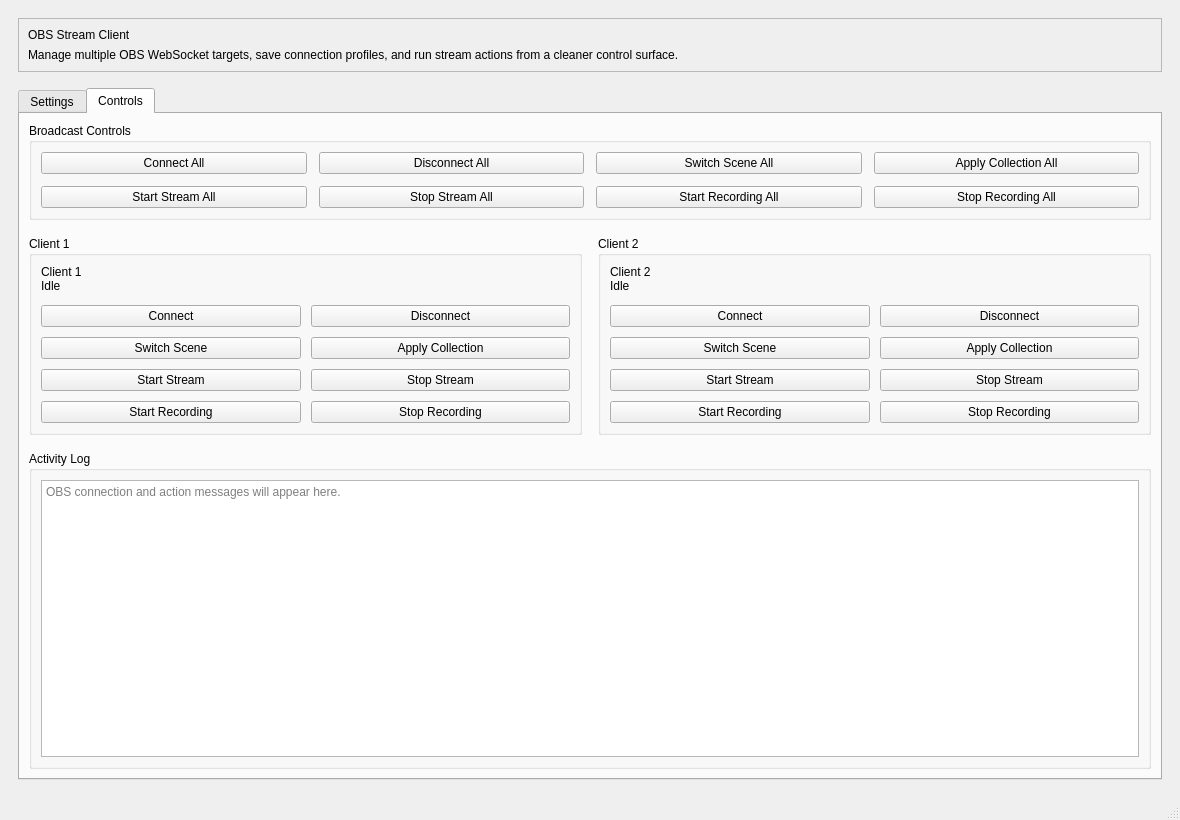
Before: the Qt Designer form mainwindow.ui in charlescookey/OBS_StreamClient, drawn with Qt 5.
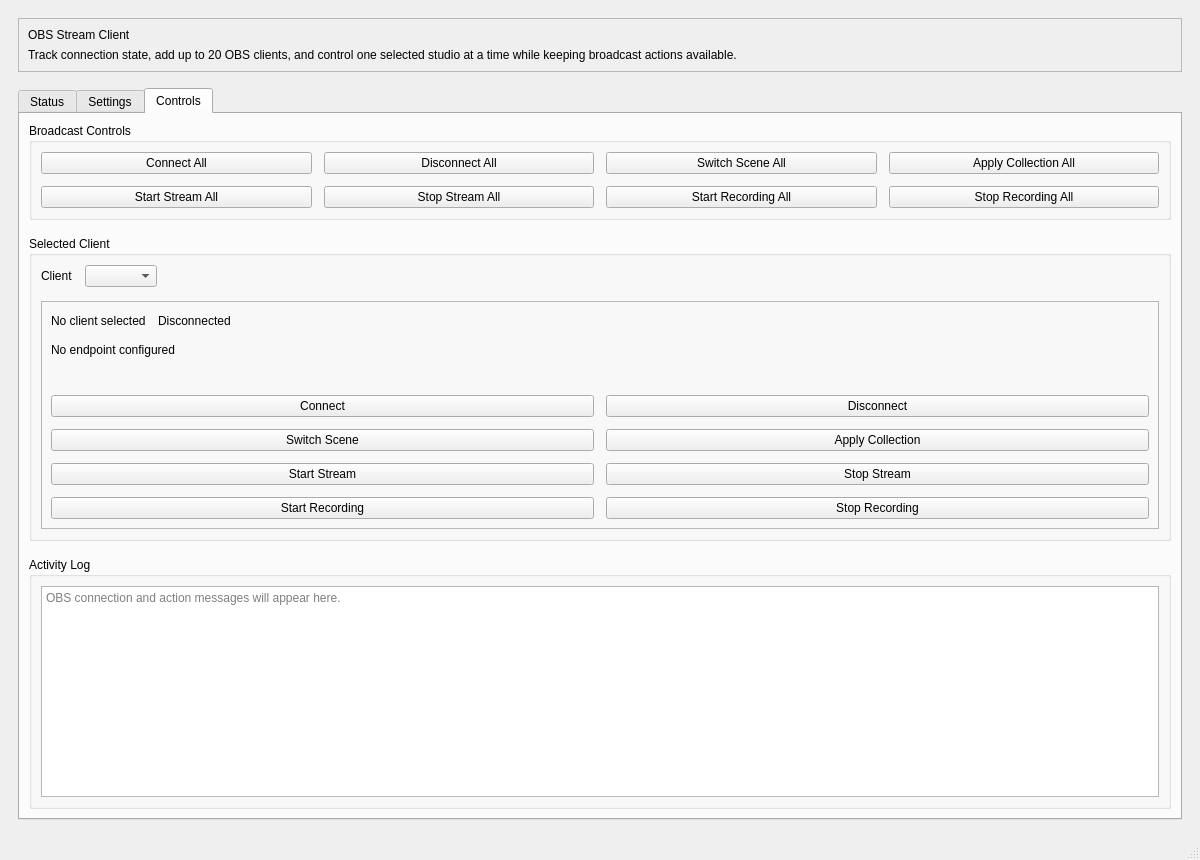
After: the same form once the commit is applied. The open tabs and pages were chosen to show the change.

Commit message: fix dropdown visibility, function to collect scene list from OBS added

Diff of the .ui file:
```diff
--- a/mainwindow.ui
+++ b/mainwindow.ui
@@ -6,8 +6,8 @@
    <rect>
     <x>0</x>
     <y>0</y>
-    <width>1180</width>
-    <height>820</height>
+    <width>1200</width>
+    <height>860</height>
    </rect>
   </property>
   <property name="windowTitle">
@@ -49,7 +49,7 @@
        <item>
         <widget class="QLabel" name="heroSubtitleLabel">
          <property name="text">
-          <string>Manage multiple OBS WebSocket targets, save connection profiles, and run stream actions from a cleaner control surface.</string>
+          <string>Track connection state, add up to 20 OBS clients, and control one selected studio at a time while keeping broadcast actions available.</string>
          </property>
           <property name="wordWrap">
            <bool>true</bool>
@@ -64,9 +64,9 @@
       <property name="currentIndex">
        <number>0</number>
       </property>
-      <widget class="QWidget" name="settingsTab">
+      <widget class="QWidget" name="statusTab">
        <attribute name="title">
-        <string>Settings</string>
+        <string>Status</string>
        </attribute>
        <layout class="QVBoxLayout" name="verticalLayout_3">
         <property name="spacing">
@@ -77,14 +77,161 @@
           <property name="title">
            <string>OBS Client Profiles</string>
           </property>
+          <layout class="QVBoxLayout" name="verticalLayout_4">
+           <property name="spacing">
+            <number>12</number>
+           </property>
+           <item>
+            <widget class="QLabel" name="statusHintLabel">
+             <property name="text">
+              <string>Select a client in the list, then use the buttons below to connect or disconnect it. Green means connected, red means not connected.</string>
+             </property>
+             <property name="wordWrap">
+              <bool>true</bool>
+             </property>
+            </widget>
+           </item>
+           <item>
+            <widget class="QTableWidget" name="statusTable">
+             <property name="columnCount">
+              <number>3</number>
+             </property>
+             <property name="rowCount">
+              <number>0</number>
+             </property>
+             <property name="selectionBehavior">
+              <enum>QAbstractItemView::SelectRows</enum>
+             </property>
+             <property name="selectionMode">
+              <enum>QAbstractItemView::SingleSelection</enum>
+             </property>
+             <property name="editTriggers">
+              <set>QAbstractItemView::NoEditTriggers</set>
+             </property>
+             <property name="alternatingRowColors">
+              <bool>false</bool>
+             </property>
+             <column>
+              <property name="text">
+               <string>Client</string>
+              </property>
+             </column>
+             <column>
+              <property name="text">
+               <string>Endpoint</string>
+              </property>
+             </column>
+             <column>
+              <property name="text">
+               <string>Status</string>
+              </property>
+             </column>
+            </widget>
+           </item>
+           <item>
           <layout class="QHBoxLayout" name="horizontalLayout">
            <property name="spacing">
+              <number>12</number>
+             </property>
+             <item>
+              <widget class="QPushButton" name="connectSelectedStatusButton">
+               <property name="text">
+                <string>Connect Selected</string>
+               </property>
+              </widget>
+             </item>
+             <item>
+              <widget class="QPushButton" name="disconnectSelectedStatusButton">
+               <property name="text">
+                <string>Disconnect Selected</string>
+               </property>
+              </widget>
+             </item>
+             <item>
+              <spacer name="horizontalSpacer">
+               <property name="orientation">
+                <enum>Qt::Horizontal</enum>
+               </property>
+               <property name="sizeHint" stdset="0">
+                <size>
+                 <width>40</width>
+                 <height>20</height>
+                </size>
+               </property>
+              </spacer>
+             </item>
+            </layout>
+           </item>
+          </layout>
+         </widget>
+        </item>
+       </layout>
+      </widget>
+      <widget class="QWidget" name="settingsTab">
+       <attribute name="title">
+        <string>Settings</string>
+       </attribute>
+       <layout class="QVBoxLayout" name="verticalLayout_5">
+        <property name="spacing">
             <number>16</number>
            </property>
            <item>
             <widget class="QGroupBox" name="client1SettingsGroup">
              <property name="title">
-              <string>Client 1</string>
+           <string>Client Profile</string>
+          </property>
+          <layout class="QVBoxLayout" name="verticalLayout_6">
+           <property name="spacing">
+            <number>14</number>
+           </property>
+           <item>
+            <layout class="QHBoxLayout" name="horizontalLayout_2">
+             <property name="spacing">
+              <number>12</number>
+             </property>
+             <item>
+              <widget class="QLabel" name="settingsClientSelectorLabel">
+               <property name="text">
+                <string>Editing</string>
+               </property>
+              </widget>
+             </item>
+             <item>
+              <widget class="QComboBox" name="settingsClientSelector"/>
+             </item>
+             <item>
+              <widget class="QPushButton" name="addClientButton">
+               <property name="text">
+                <string>New Client</string>
+               </property>
+              </widget>
+             </item>
+             <item>
+              <widget class="QLabel" name="clientLimitLabel">
+               <property name="text">
+                <string>0 / 20 client slots used</string>
+               </property>
+              </widget>
+             </item>
+             <item>
+              <spacer name="horizontalSpacer_2">
+               <property name="orientation">
+                <enum>Qt::Horizontal</enum>
+               </property>
+               <property name="sizeHint" stdset="0">
+                <size>
+                 <width>40</width>
+                 <height>20</height>
+                </size>
+               </property>
+              </spacer>
+             </item>
+            </layout>
+           </item>
+           <item>
+            <widget class="QFrame" name="settingsCardFrame">
+             <property name="frameShape">
+              <enum>QFrame::StyledPanel</enum>
              </property>
              <layout class="QFormLayout" name="formLayout">
               <property name="labelAlignment">
@@ -143,81 +290,7 @@
                </widget>
               </item>
               <item row="3" column="1">
-               <widget class="QLineEdit" name="client1PasswordEdit">
-                <property name="echoMode">
-                 <enum>QLineEdit::Password</enum>
-                </property>
-                <property name="placeholderText">
-                 <string>OBS websocket password</string>
-                </property>
-               </widget>
-              </item>
-             </layout>
-            </widget>
-           </item>
-           <item>
-            <widget class="QGroupBox" name="client2SettingsGroup">
-             <property name="title">
-              <string>Client 2</string>
-             </property>
-             <layout class="QFormLayout" name="formLayout_2">
-              <property name="labelAlignment">
-               <set>Qt::AlignRight|Qt::AlignTrailing|Qt::AlignVCenter</set>
-              </property>
-              <item row="0" column="0">
-               <widget class="QLabel" name="label_5">
-                <property name="text">
-                 <string>Name</string>
-                </property>
-               </widget>
-              </item>
-              <item row="0" column="1">
-               <widget class="QLineEdit" name="client2NameEdit">
-                <property name="placeholderText">
-                 <string>Backup Studio</string>
-                </property>
-               </widget>
-              </item>
-              <item row="1" column="0">
-               <widget class="QLabel" name="label_6">
-                <property name="text">
-                 <string>Host / URL</string>
-                </property>
-               </widget>
-              </item>
-              <item row="1" column="1">
-               <widget class="QLineEdit" name="client2HostEdit">
-                <property name="placeholderText">
-                 <string>192.168.1.20 or ws://192.168.1.20</string>
-                </property>
-               </widget>
-              </item>
-              <item row="2" column="0">
-               <widget class="QLabel" name="label_7">
-                <property name="text">
-                 <string>Port</string>
-                </property>
-               </widget>
-              </item>
-              <item row="2" column="1">
-               <widget class="QSpinBox" name="client2PortSpinBox">
-                <property name="maximum">
-                 <number>65535</number>
-                </property>
-                <property name="value">
-                 <number>4455</number>
-                </property>
-               </widget>
-              </item>
-              <item row="3" column="0">
-               <widget class="QLabel" name="label_8">
-                <property name="text">
-                 <string>Password</string>
-                </property>
-               </widget>
-              </item>
-              <item row="3" column="1">
-               <widget class="QLineEdit" name="client2PasswordEdit">
+               <widget class="QLineEdit" name="clientPasswordEdit">
                 <property name="echoMode">
                  <enum>QLineEdit::Password</enum>
                 </property>
@@ -273,9 +346,9 @@
          </widget>
         </item>
         <item>
-         <layout class="QHBoxLayout" name="horizontalLayout_2">
+         <layout class="QHBoxLayout" name="horizontalLayout_3">
           <item>
-           <spacer name="horizontalSpacer">
+           <spacer name="horizontalSpacer_3">
             <property name="orientation">
              <enum>Qt::Horizontal</enum>
             </property>
@@ -302,7 +375,7 @@
        <attribute name="title">
         <string>Controls</string>
        </attribute>
-       <layout class="QVBoxLayout" name="verticalLayout_4">
+       <layout class="QVBoxLayout" name="verticalLayout_7">
         <property name="spacing">
          <number>16</number>
         </property>
@@ -378,27 +451,101 @@
          </widget>
         </item>
         <item>
-         <layout class="QHBoxLayout" name="horizontalLayout_3">
-          <property name="spacing">
-           <number>16</number>
-          </property>
-          <item>
-           <widget class="QGroupBox" name="client1ControlsGroup">
+         <widget class="QGroupBox" name="singleClientControlsGroup">
             <property name="title">
-             <string>Client 1</string>
-            </property>
-            <layout class="QVBoxLayout" name="verticalLayout_5">
+           <string>Selected Client</string>
+          </property>
+          <layout class="QVBoxLayout" name="verticalLayout_8">
              <property name="spacing">
+            <number>14</number>
+           </property>
+           <item>
+            <layout class="QHBoxLayout" name="horizontalLayout_4">
+             <property name="spacing">
               <number>12</number>
              </property>
              <item>
-              <widget class="QLabel" name="client1StatusLabel">
+              <widget class="QLabel" name="label_7">
                <property name="text">
-                <string>Client 1
-Idle</string>
+                <string>Client</string>
                </property>
-               <property name="alignment">
-                <set>Qt::AlignLeading|Qt::AlignLeft|Qt::AlignTop</set>
+              </widget>
+             </item>
+             <item>
+              <widget class="QComboBox" name="controlsClientSelector"/>
+             </item>
+             <item>
+              <spacer name="horizontalSpacer_4">
+               <property name="orientation">
+                <enum>Qt::Horizontal</enum>
+               </property>
+               <property name="sizeHint" stdset="0">
+                <size>
+                 <width>40</width>
+                 <height>20</height>
+                </size>
+               </property>
+              </spacer>
+             </item>
+            </layout>
+           </item>
+           <item>
+            <widget class="QFrame" name="controlCardFrame">
+             <property name="frameShape">
+              <enum>QFrame::StyledPanel</enum>
+             </property>
+             <layout class="QVBoxLayout" name="verticalLayout_9">
+              <property name="spacing">
+               <number>12</number>
+              </property>
+              <item>
+               <layout class="QHBoxLayout" name="horizontalLayout_5">
+                <property name="spacing">
+                 <number>12</number>
+                </property>
+                <item>
+                 <widget class="QLabel" name="controlClientNameLabel">
+                  <property name="text">
+                   <string>No client selected</string>
+                  </property>
+                 </widget>
+                </item>
+                <item>
+                 <widget class="QLabel" name="controlStatusBadge">
+                  <property name="text">
+                   <string>Disconnected</string>
+                  </property>
+                 </widget>
+                </item>
+                <item>
+                 <spacer name="horizontalSpacer_5">
+                  <property name="orientation">
+                   <enum>Qt::Horizontal</enum>
+                  </property>
+                  <property name="sizeHint" stdset="0">
+                   <size>
+                    <width>40</width>
+                    <height>20</height>
+                   </size>
+                  </property>
+                 </spacer>
+                </item>
+               </layout>
+              </item>
+              <item>
+               <widget class="QLabel" name="controlEndpointLabel">
+                <property name="text">
+                 <string>No endpoint configured</string>
+                </property>
+                <property name="wordWrap">
+                 <bool>true</bool>
+                </property>
+               </widget>
+              </item>
+              <item>
+               <widget class="QLabel" name="controlDetailLabel">
+                <property name="text">
+                 <string/>
                </property>
                <property name="wordWrap">
                 <bool>true</bool>
@@ -408,154 +555,62 @@
              <item>
               <layout class="QGridLayout" name="gridLayout_2">
                <property name="horizontalSpacing">
-                <number>10</number>
+                 <number>12</number>
                </property>
                <property name="verticalSpacing">
-                <number>10</number>
-               </property>
-               <item row="0" column="0">
-                <widget class="QPushButton" name="client1ConnectButton">
-                 <property name="text">
-                  <string>Connect</string>
-                 </property>
-                </widget>
-               </item>
-               <item row="0" column="1">
-                <widget class="QPushButton" name="client1DisconnectButton">
-                 <property name="text">
-                  <string>Disconnect</string>
-                 </property>
-                </widget>
-               </item>
-               <item row="1" column="0">
-                <widget class="QPushButton" name="client1SceneButton">
-                 <property name="text">
-                  <string>Switch Scene</string>
-                 </property>
-                </widget>
-               </item>
-               <item row="1" column="1">
-                <widget class="QPushButton" name="client1SceneCollectionButton">
-                 <property name="text">
-                  <string>Apply Collection</string>
-                 </property>
-                </widget>
-               </item>
-               <item row="2" column="0">
-                <widget class="QPushButton" name="client1StartStreamButton">
-                 <property name="text">
-                  <string>Start Stream</string>
-                 </property>
-                </widget>
-               </item>
-               <item row="2" column="1">
-                <widget class="QPushButton" name="client1StopStreamButton">
-                 <property name="text">
-                  <string>Stop Stream</string>
-                 </property>
-                </widget>
-               </item>
-               <item row="3" column="0">
-                <widget class="QPushButton" name="client1StartRecordingButton">
-                 <property name="text">
-                  <string>Start Recording</string>
-                 </property>
-                </widget>
-               </item>
-               <item row="3" column="1">
-                <widget class="QPushButton" name="client1StopRecordingButton">
-                 <property name="text">
-                  <string>Stop Recording</string>
-                 </property>
-                </widget>
-               </item>
-              </layout>
-             </item>
-            </layout>
-           </widget>
-          </item>
-          <item>
-           <widget class="QGroupBox" name="client2ControlsGroup">
-            <property name="title">
-             <string>Client 2</string>
-            </property>
-            <layout class="QVBoxLayout" name="verticalLayout_6">
-             <property name="spacing">
               <number>12</number>
              </property>
-             <item>
-              <widget class="QLabel" name="client2StatusLabel">
-               <property name="text">
-                <string>Client 2
-Idle</string>
-               </property>
-               <property name="alignment">
-                <set>Qt::AlignLeading|Qt::AlignLeft|Qt::AlignTop</set>
-               </property>
-               <property name="wordWrap">
-                <bool>true</bool>
-               </property>
-              </widget>
-             </item>
-             <item>
-              <layout class="QGridLayout" name="gridLayout_3">
-               <property name="horizontalSpacing">
-                <number>10</number>
-               </property>
-               <property name="verticalSpacing">
-                <number>10</number>
-               </property>
                <item row="0" column="0">
-                <widget class="QPushButton" name="client2ConnectButton">
+                 <widget class="QPushButton" name="connectSelectedControlButton">
                  <property name="text">
                   <string>Connect</string>
                  </property>
                 </widget>
                </item>
                <item row="0" column="1">
-                <widget class="QPushButton" name="client2DisconnectButton">
+                 <widget class="QPushButton" name="disconnectSelectedControlButton">
                  <property name="text">
                   <string>Disconnect</string>
                  </property>
                 </widget>
                </item>
                <item row="1" column="0">
-                <widget class="QPushButton" name="client2SceneButton">
+                 <widget class="QPushButton" name="applySceneSelectedButton">
                  <property name="text">
                   <string>Switch Scene</string>
                  </property>
                 </widget>
                </item>
                <item row="1" column="1">
-                <widget class="QPushButton" name="client2SceneCollectionButton">
+                 <widget class="QPushButton" name="applySceneCollectionSelectedButton">
                  <property name="text">
                   <string>Apply Collection</string>
                  </property>
                 </widget>
                </item>
                <item row="2" column="0">
-                <widget class="QPushButton" name="client2StartStreamButton">
+                 <widget class="QPushButton" name="startStreamSelectedButton">
                  <property name="text">
                   <string>Start Stream</string>
                  </property>
                 </widget>
                </item>
                <item row="2" column="1">
-                <widget class="QPushButton" name="client2StopStreamButton">
+                 <widget class="QPushButton" name="stopStreamSelectedButton">
                  <property name="text">
                   <string>Stop Stream</string>
                  </property>
                 </widget>
                </item>
                <item row="3" column="0">
-                <widget class="QPushButton" name="client2StartRecordingButton">
+                 <widget class="QPushButton" name="startRecordingSelectedButton">
                  <property name="text">
                   <string>Start Recording</string>
                  </property>
                 </widget>
                </item>
                <item row="3" column="1">
-                <widget class="QPushButton" name="client2StopRecordingButton">
+                 <widget class="QPushButton" name="stopRecordingSelectedButton">
                  <property name="text">
                   <string>Stop Recording</string>
                  </property>
@@ -567,13 +622,14 @@
            </widget>
           </item>
          </layout>
+         </widget>
         </item>
         <item>
          <widget class="QGroupBox" name="activityLogGroup">
           <property name="title">
            <string>Activity Log</string>
           </property>
-          <layout class="QVBoxLayout" name="verticalLayout_7">
+          <layout class="QVBoxLayout" name="verticalLayout_10">
            <item>
             <widget class="QPlainTextEdit" name="logOutput">
              <property name="readOnly">
```
Left out of the diff: 61 changed lines with no effect on the pictures. Lines whose indentation alone changed are shown as unchanged. The commit also changes 5 other files.
